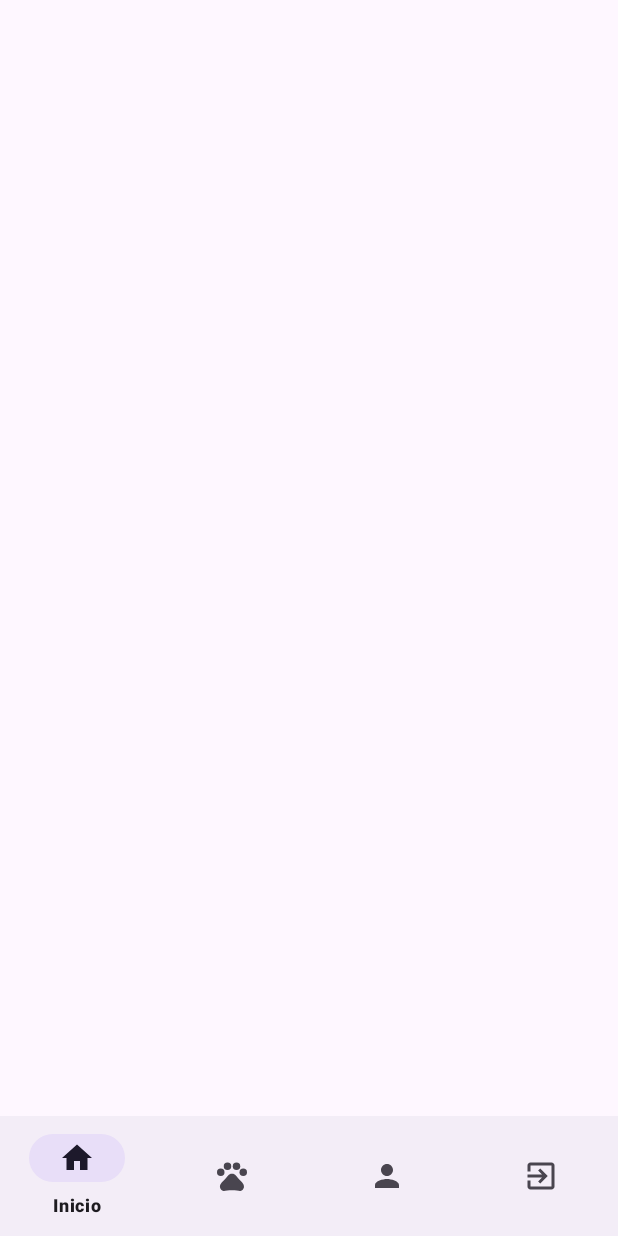
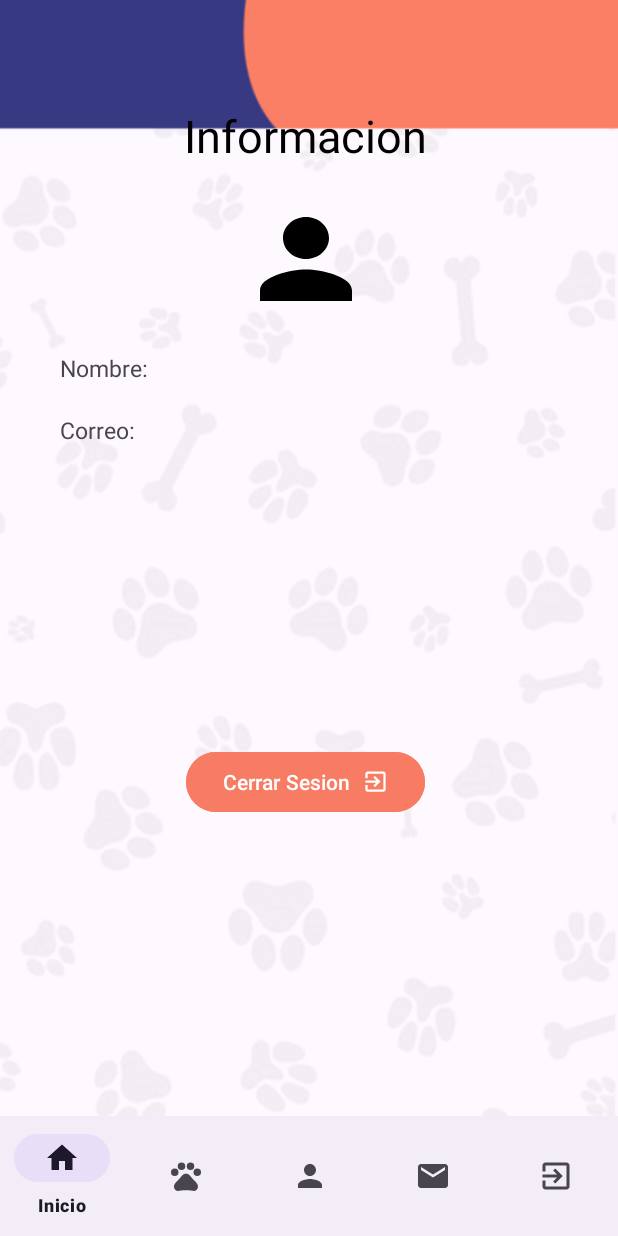
Before and after one commit to M0nroy/PETMATCH_Proyecto, an Android app: the screen it shows after launch once a user with an empty profile is signed in (Bienvenida), on a phone screen of 412 x 824 dp. Run offline under Robolectric (Android 15) with nearby library versions, the phone set to English and light mode, and no system bars; our stand-ins replace Firebase (no records; nobody signed in at launch, a user with empty details on screens opened directly).

Commit message:
modificaion del menu

```diff
--- a/app/src/main/java/com/example/petmatch/Bienvenida.java
+++ b/app/src/main/java/com/example/petmatch/Bienvenida.java
@@ -20,7 +20,7 @@ public class Bienvenida extends AppCompatActivity {
 
         mainBinding = ActivityBienvenidaBinding.inflate(getLayoutInflater());
         setContentView(mainBinding.getRoot());
-        replaceFragment();
+        replaceFragment(new myprofileFragment());
         mainBinding.bottomNavigationView.setOnItemSelectedListener(item->
         {
 
--- a/app/src/main/res/layout/fragment_myprofile.xml
+++ b/app/src/main/res/layout/fragment_myprofile.xml
@@ -1,5 +1,5 @@
 <?xml version="1.0" encoding="utf-8"?>
-<LinearLayout xmlns:android="http://schemas.android.com/apk/res/android"
+<FrameLayout xmlns:android="http://schemas.android.com/apk/res/android"
     xmlns:app="http://schemas.android.com/apk/res-auto"
     xmlns:tools="http://schemas.android.com/tools"
     android:layout_width="match_parent"
@@ -7,7 +7,7 @@
     android:orientation="vertical"
     android:padding="40dp"
     android:background="@drawable/font1"
-    tools:context=".PerfilUsuario">
+    tools:context=".myprofileFragment">
 
 
     <LinearLayout
@@ -64,4 +64,4 @@
     </LinearLayout>
 
 
-</LinearLayout>
+</FrameLayout>
--- a/app/src/main/res/menu/menu_principal.xml
+++ b/app/src/main/res/menu/menu_principal.xml
@@ -14,6 +14,10 @@
         android:title="Mi perfil"
         android:icon="@drawable/person" />
     <item
+        android:id="@+id/irChat"
+        android:title="chat"
+        android:icon="@drawable/email" />
+    <item
         android:id="@+id/salir"
         android:title="Salir"
         android:icon="@drawable/exit" />
--- a/app/src/main/res/values/strings.xml
+++ b/app/src/main/res/values/strings.xml
@@ -44,4 +44,6 @@
         vestibulum. Fusce dictum libero quis erat maximus, vitae volutpat diam dignissim.
     </string>
     <string name="title_activity_ver_usuarios">VerUsuarios</string>
+    <!-- TODO: Remove or change this placeholder text -->
+    <string name="hello_blank_fragment">Hello blank fragment</string>
 </resources>
```
Also changed, not shown: app/src/main/java/com/example/petmatch/chatFragment.java (deleted, +0 -91 lines).
